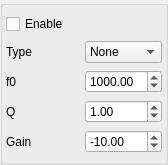
This is damc_gui/Equalizer.ui in amurzeau/damc as Qt 5 draws it before an edit. The edited form follows.
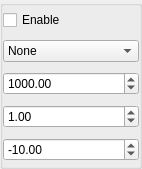
This is the edited form.

Commit message: damc_gui: optimized spacing in equalizer dialog

```diff
--- a/damc_gui/Equalizer.ui
+++ b/damc_gui/Equalizer.ui
@@ -6,8 +6,8 @@
    <rect>
     <x>0</x>
     <y>0</y>
-    <width>168</width>
-    <height>165</height>
+    <width>142</width>
+    <height>169</height>
    </rect>
   </property>
   <layout class="QGridLayout" name="gridLayout">
@@ -33,64 +33,31 @@
      </property>
      <layout class="QGridLayout" name="gridLayout_2">
       <property name="leftMargin">
-       <number>3</number>
+       <number>0</number>
       </property>
       <property name="topMargin">
-       <number>3</number>
+       <number>0</number>
       </property>
       <property name="rightMargin">
-       <number>3</number>
+       <number>0</number>
       </property>
       <property name="bottomMargin">
-       <number>3</number>
+       <number>0</number>
       </property>
-      <property name="horizontalSpacing">
-       <number>3</number>
-      </property>
-      <property name="verticalSpacing">
-       <number>2</number>
-      </property>
-      <item row="3" column="1">
-       <widget class="QDoubleSpinBox" name="qSpinBox">
-        <property name="minimum">
-         <double>0.010000000000000</double>
+      <item row="0" column="0">
+       <widget class="QCheckBox" name="enableCheckBox">
+        <property name="sizePolicy">
+         <sizepolicy hsizetype="Ignored" vsizetype="Fixed">
+          <horstretch>0</horstretch>
+          <verstretch>0</verstretch>
+         </sizepolicy>
         </property>
-        <property name="maximum">
-         <double>200.000000000000000</double>
-        </property>
-        <property name="value">
-         <double>1.000000000000000</double>
-        </property>
-       </widget>
-      </item>
-      <item row="2" column="1">
-       <widget class="QDoubleSpinBox" name="f0SpinBox">
-        <property name="minimum">
-         <double>10.000000000000000</double>
-        </property>
-        <property name="maximum">
-         <double>96000.000000000000000</double>
-        </property>
-        <property name="value">
-         <double>1000.000000000000000</double>
+        <property name="text">
+         <string>Enable</string>
         </property>
        </widget>
       </item>
       <item row="1" column="0">
-       <widget class="QLabel" name="typeLabel">
-        <property name="text">
-         <string>Type</string>
-        </property>
-       </widget>
-      </item>
-      <item row="4" column="0">
-       <widget class="QLabel" name="gainLabel">
-        <property name="text">
-         <string>Gain</string>
-        </property>
-       </widget>
-      </item>
-      <item row="1" column="1">
        <widget class="QComboBox" name="typeComboBox">
         <property name="sizePolicy">
          <sizepolicy hsizetype="Ignored" vsizetype="Fixed">
@@ -151,14 +118,51 @@
        </widget>
       </item>
       <item row="2" column="0">
-       <widget class="QLabel" name="f0Label">
-        <property name="text">
-         <string>f0</string>
+       <widget class="QDoubleSpinBox" name="f0SpinBox">
+        <property name="sizePolicy">
+         <sizepolicy hsizetype="Ignored" vsizetype="Fixed">
+          <horstretch>0</horstretch>
+          <verstretch>0</verstretch>
+         </sizepolicy>
         </property>
+        <property name="minimum">
+         <double>10.000000000000000</double>
+        </property>
+        <property name="maximum">
+         <double>96000.000000000000000</double>
+        </property>
+        <property name="value">
+         <double>1000.000000000000000</double>
+        </property>
        </widget>
       </item>
-      <item row="4" column="1">
+      <item row="3" column="0">
+       <widget class="QDoubleSpinBox" name="qSpinBox">
+        <property name="sizePolicy">
+         <sizepolicy hsizetype="Ignored" vsizetype="Fixed">
+          <horstretch>0</horstretch>
+          <verstretch>0</verstretch>
+         </sizepolicy>
+        </property>
+        <property name="minimum">
+         <double>0.010000000000000</double>
+        </property>
+        <property name="maximum">
+         <double>200.000000000000000</double>
+        </property>
+        <property name="value">
+         <double>1.000000000000000</double>
+        </property>
+       </widget>
+      </item>
+      <item row="4" column="0">
        <widget class="QDoubleSpinBox" name="gainSpinBox">
+        <property name="sizePolicy">
+         <sizepolicy hsizetype="Ignored" vsizetype="Fixed">
+          <horstretch>0</horstretch>
+          <verstretch>0</verstretch>
+         </sizepolicy>
+        </property>
         <property name="minimum">
          <double>-100.000000000000000</double>
         </property>
@@ -170,20 +174,6 @@
         </property>
        </widget>
       </item>
-      <item row="3" column="0">
-       <widget class="QLabel" name="qLabel">
-        <property name="text">
-         <string>Q</string>
-        </property>
-       </widget>
-      </item>
-      <item row="0" column="0" colspan="2">
-       <widget class="QCheckBox" name="enableCheckBox">
-        <property name="text">
-         <string>Enable</string>
-        </property>
-       </widget>
-      </item>
      </layout>
     </widget>
    </item>
```
The commit also changes 1 other file.
